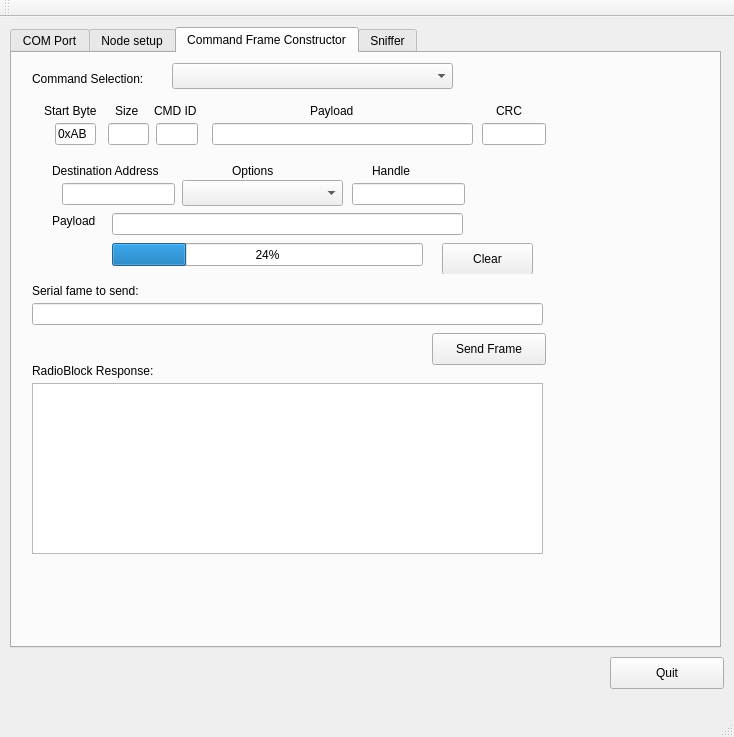
Above: mainwindow.ui from not404/radioblock-python before the change. Below: the same form after it.
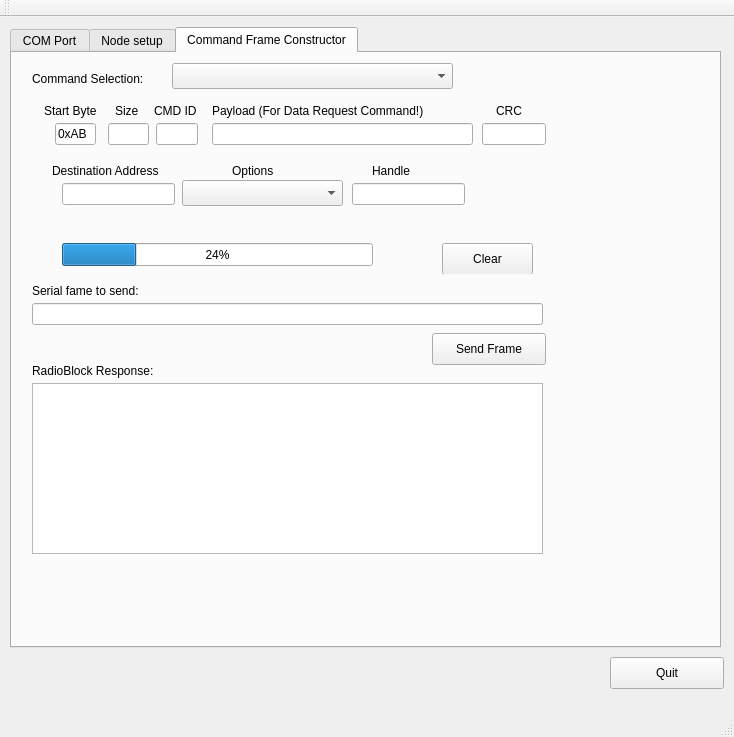
That is the form after the change. The open tabs and pages were chosen to show the change.

Commit message: Changes to add some color to text boxes that must be filled in. Clean up...

```diff
--- a/mainwindow.ui
+++ b/mainwindow.ui
@@ -13,6 +13,9 @@
   <property name="windowTitle">
    <string>MainWindow</string>
   </property>
+  <property name="autoFillBackground">
+   <bool>false</bool>
+  </property>
   <widget class="QWidget" name="centralWidget">
    <widget class="QTabWidget" name="tabWidget">
     <property name="geometry">
@@ -489,17 +492,17 @@
      <widget class="QLabel" name="label_14">
       <property name="geometry">
        <rect>
-        <x>298</x>
+        <x>200</x>
         <y>50</y>
-        <width>51</width>
+        <width>231</width>
         <height>16</height>
        </rect>
       </property>
       <property name="text">
-       <string>Payload</string>
+       <string>Payload (For Data Request Command!)</string>
       </property>
      </widget>
-     <widget class="QLineEdit" name="lineEditPayload">
+     <widget class="QLineEdit" name="lineEditUserPayload">
       <property name="geometry">
        <rect>
         <x>200</x>
@@ -798,29 +801,6 @@
          </rect>
         </property>
        </widget>
-       <widget class="QLabel" name="label_22">
-        <property name="geometry">
-         <rect>
-          <x>20</x>
-          <y>50</y>
-          <width>51</width>
-          <height>16</height>
-         </rect>
-        </property>
-        <property name="text">
-         <string>Payload</string>
-        </property>
-       </widget>
-       <widget class="QLineEdit" name="lineEditUserPayload">
-        <property name="geometry">
-         <rect>
-          <x>80</x>
-          <y>50</y>
-          <width>351</width>
-          <height>22</height>
-         </rect>
-        </property>
-       </widget>
        <widget class="QPushButton" name="pushButtonClear">
         <property name="geometry">
          <rect>
@@ -837,7 +817,7 @@
        <widget class="QProgressBar" name="progressBar">
         <property name="geometry">
          <rect>
-          <x>80</x>
+          <x>30</x>
           <y>80</y>
           <width>311</width>
           <height>23</height>
@@ -909,40 +889,6 @@
       </property>
      </widget>
     </widget>
-    <widget class="QWidget" name="tab_4">
-     <attribute name="title">
-      <string>Sniffer</string>
-     </attribute>
-     <widget class="QTableWidget" name="tableWidgetSniffer">
-      <property name="geometry">
-       <rect>
-        <x>10</x>
-        <y>20</y>
-        <width>681</width>
-        <height>561</height>
-       </rect>
-      </property>
-      <property name="rowCount">
-       <number>1</number>
-      </property>
-      <property name="columnCount">
-       <number>12</number>
-      </property>
-      <row/>
-      <column/>
-      <column/>
-      <column/>
-      <column/>
-      <column/>
-      <column/>
-      <column/>
-      <column/>
-      <column/>
-      <column/>
-      <column/>
-      <column/>
-     </widget>
-    </widget>
    </widget>
    <widget class="QPushButton" name="pushButton_4">
     <property name="geometry">
```
Left out of the diff: 13 changed lines with no effect on the pictures. The commit also changes 2 other files.
